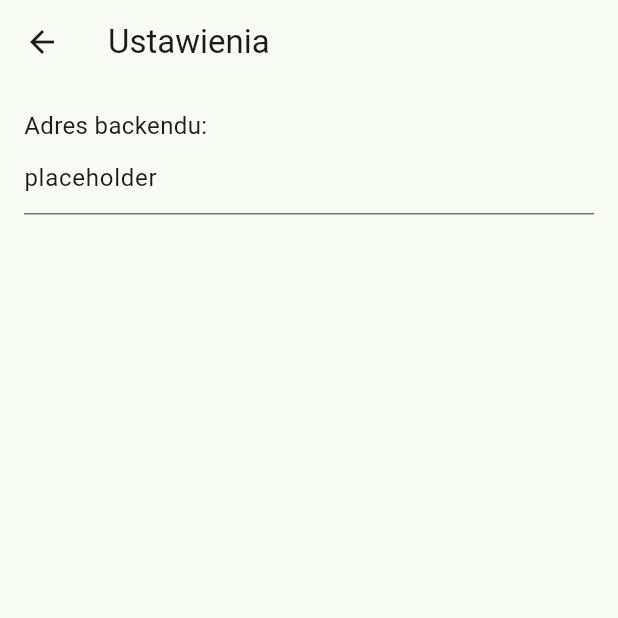
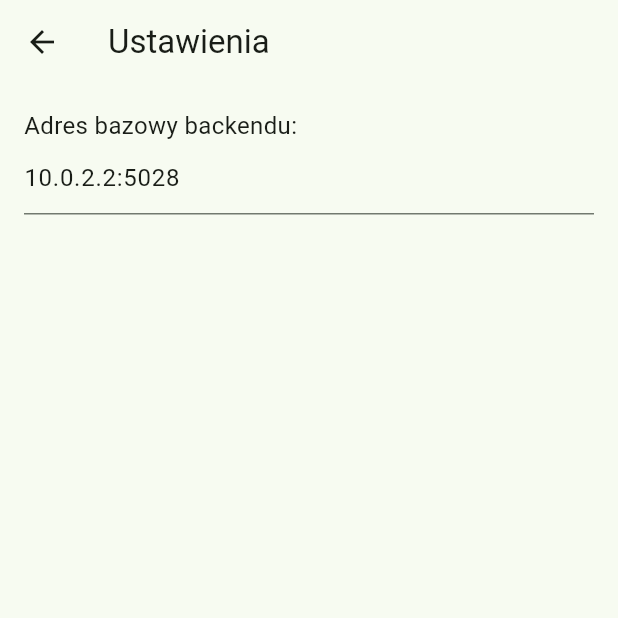
Before and after one commit to Skowoo/my_app, a Flutter app: the Settings screen opened directly, on a phone screen of 412 x 824 dp, the top half of it. Run offline on Flutter 3.47's test engine with Material 3 defaults, Android fonts, the phone set to English and light mode, and no system bars; network calls fail.

```diff
--- a/lib/src/logic/app_state.dart
+++ b/lib/src/logic/app_state.dart
@@ -1,12 +1,14 @@
 import 'package:flutter/material.dart';
 
 class AppState extends ChangeNotifier {
-  String _backendUrl = 'placeholder';
+  String _backendBaseUrl = '10.0.2.2:5028';
 
-  String get backendUrl => _backendUrl;
+  String get backendBaseUrl => _backendBaseUrl;
+  String get backendRestUrl => 'http://$_backendBaseUrl';
+  String get backendWssUrl => 'wss://$_backendBaseUrl/tictactoe';
 
-  void setBackendUrl(String url) {
-    _backendUrl = url;
+  void setBackendBaseUrl(String url) {
+    _backendBaseUrl = url;
     notifyListeners();
   }
 }
--- a/lib/src/pages/settings.dart
+++ b/lib/src/pages/settings.dart
@@ -1,6 +1,5 @@
 import 'package:flutter/material.dart';
 import 'package:provider/provider.dart';
-
 import '../logic/app_state.dart';
 
 class Settings extends StatelessWidget {
@@ -17,13 +16,14 @@ class Settings extends StatelessWidget {
         child: Column(
           crossAxisAlignment: CrossAxisAlignment.start,
           children: [
-            const Text('Adres backendu:', style: TextStyle(fontSize: 16)),
+            const Text(
+              'Adres bazowy backendu:',
+              style: TextStyle(fontSize: 16),
+            ),
             TextField(
-              controller: TextEditingController(text: appState.backendUrl),
-              decoration: const InputDecoration(
-                hintText: 'Wpisz adres backendu',
-              ),
-              onChanged: (value) => appState.setBackendUrl(value),
+              controller: TextEditingController(text: appState.backendBaseUrl),
+              decoration: const InputDecoration(hintText: 'host:port'),
+              onChanged: (value) => appState.setBackendBaseUrl(value),
             ),
           ],
         ),
--- a/pubspec.yaml
+++ b/pubspec.yaml
@@ -11,6 +11,7 @@ dependencies:
     sdk: flutter
   provider: ^6.1.2
   english_words: ^4.0.0
+  http: ^1.3.0
 
 dev_dependencies:
   flutter_test:
```
Also changed, not shown: lib/src/helpers/api_helper.dart (added, +23 -0 lines), lib/src/pages/choose_room.dart (+28 -18 lines), lib/src/pages/online_game.dart (+10 -3 lines), pubspec.lock.
